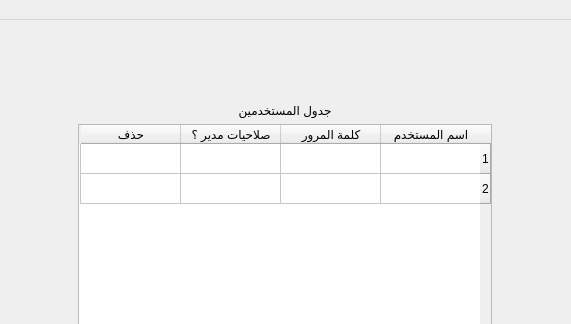
Above: j_shop.ui from sameraga/Al_Jamal_Shop before the change; both pictures show x 355 to 926 and y 0 to 324 of the 1280 by 772 pixel window. Below: the same form after it.
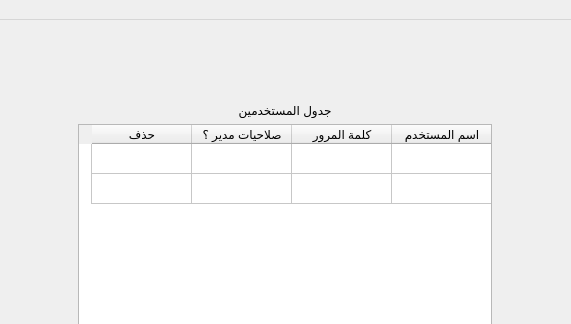
That is the form after the change. The open tabs and pages were chosen to show the change. Icons and pictures are not drawn.

Commit message: fix calculating earn

The edit to the form file:
```diff
--- a/j_shop.ui
+++ b/j_shop.ui
@@ -4852,7 +4852,7 @@
                <number>2</number>
               </property>
               <attribute name="verticalHeaderVisible">
-               <bool>true</bool>
+               <bool>false</bool>
               </attribute>
               <row>
                <property name="text">
```
Left out of the diff: 4 changed lines with no effect on the pictures. The commit also changes 2 other files.
